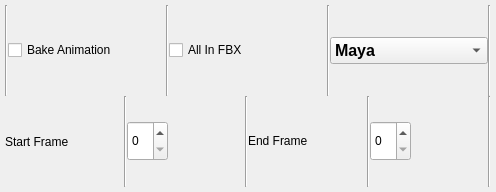
Before: the Qt Designer form src/fbxoptions.ui in leetdvn/LeeAutoExportFBX, drawn with Qt 5.
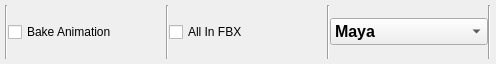
After: the same form once the commit is applied.

What changed in the file:
```diff
--- a/src/fbxoptions.ui
+++ b/src/fbxoptions.ui
@@ -7,7 +7,7 @@
     <x>0</x>
     <y>0</y>
     <width>496</width>
-    <height>192</height>
+    <height>64</height>
    </rect>
   </property>
   <property name="windowTitle">
@@ -116,75 +116,6 @@
          </item>
         </layout>
        </item>
-       <item>
-        <layout class="QHBoxLayout" name="horizontalLayout_2">
-         <property name="spacing">
-          <number>0</number>
-         </property>
-         <item alignment="Qt::AlignmentFlag::AlignLeft">
-          <widget class="QLabel" name="label_2">
-           <property name="text">
-            <string>Start Frame</string>
-           </property>
-          </widget>
-         </item>
-         <item>
-          <widget class="Line" name="line_4">
-           <property name="orientation">
-            <enum>Qt::Orientation::Vertical</enum>
-           </property>
-          </widget>
-         </item>
-         <item alignment="Qt::AlignmentFlag::AlignLeft">
-          <widget class="QSpinBox" name="spinBox">
-           <property name="minimumSize">
-            <size>
-             <width>40</width>
-             <height>40</height>
-            </size>
-           </property>
-          </widget>
-         </item>
-         <item>
-          <widget class="Line" name="line_5">
-           <property name="orientation">
-            <enum>Qt::Orientation::Vertical</enum>
-           </property>
-          </widget>
-         </item>
-         <item alignment="Qt::AlignmentFlag::AlignLeft|Qt::AlignmentFlag::AlignVCenter">
-          <widget class="QLabel" name="label_3">
-           <property name="text">
-            <string>End Frame</string>
-           </property>
-          </widget>
-         </item>
-         <item>
-          <widget class="Line" name="line_6">
-           <property name="orientation">
-            <enum>Qt::Orientation::Vertical</enum>
-           </property>
-          </widget>
-         </item>
-         <item alignment="Qt::AlignmentFlag::AlignLeft">
-          <widget class="QSpinBox" name="spinBox_2">
-           <property name="minimumSize">
-            <size>
-             <width>40</width>
-             <height>40</height>
-            </size>
-           </property>
-          </widget>
-         </item>
-         <item>
-          <widget class="Line" name="line_7">
-           <property name="orientation">
-            <enum>Qt::Orientation::Vertical</enum>
-           </property>
-          </widget>
-         </item>
-        </layout>
-       </item>
       </layout>
      </item>
     </layout>
```
